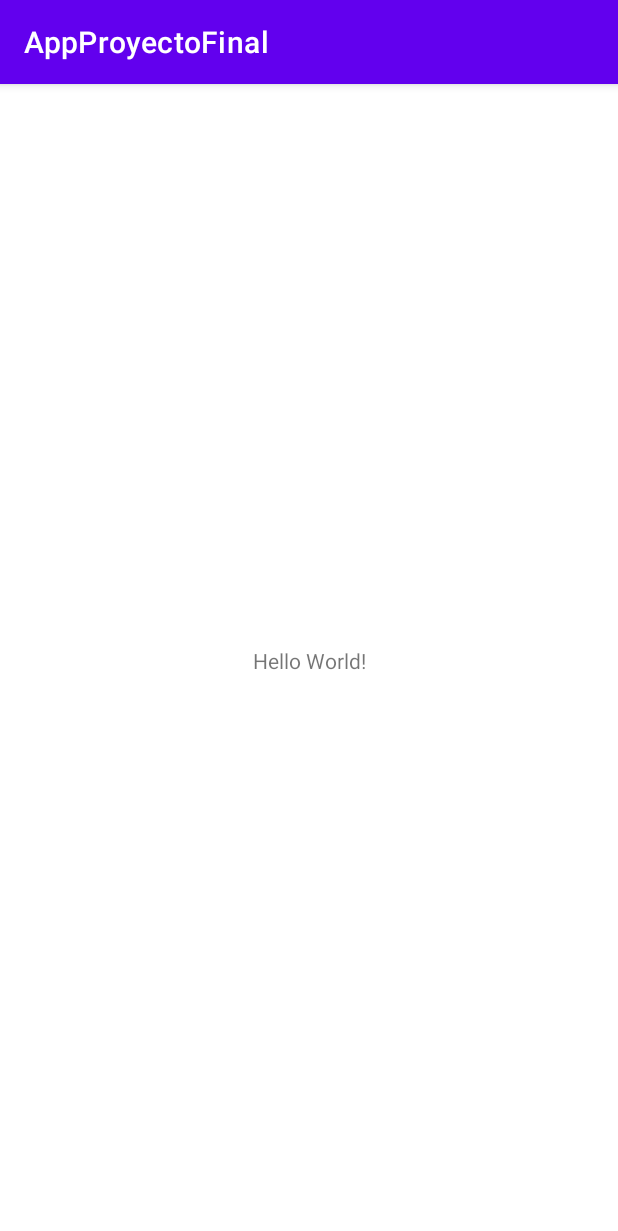
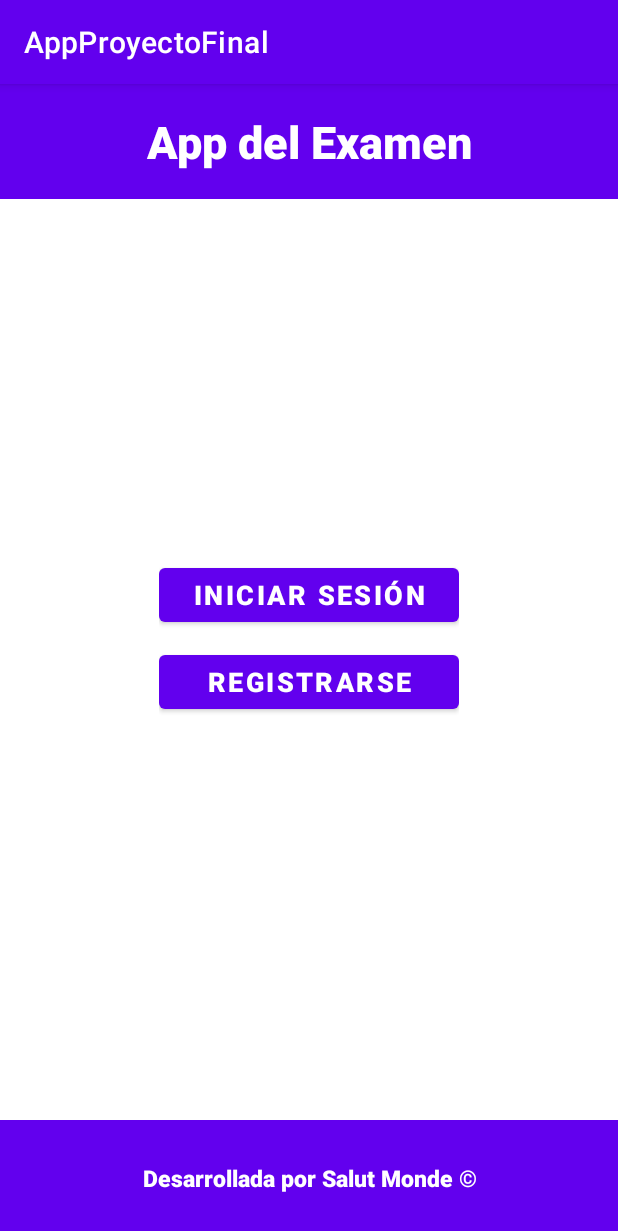
Before and after one commit to alexferlozano/AppProyectoFina, an Android app: the screen it shows after launch (MainActivity), on a phone screen of 412 x 824 dp. Shown: the top 1231 px of the screen. Run offline under Robolectric (Android 15) with nearby library versions, the light colour scheme and no system bars.

Commit message:
Agregadas interfaces para registro, login y datos de usuario

```diff
--- a/app/src/main/AndroidManifest.xml
+++ b/app/src/main/AndroidManifest.xml
@@ -16,6 +16,9 @@
                 <category android:name="android.intent.category.LAUNCHER" />
             </intent-filter>
         </activity>
+        <activity android:name=".RegistroActivity"/>
+        <activity android:name=".LoginActivity"/>
+        <activity android:name=".UserActivity"/>
     </application>
 
 </manifest>
--- /dev/null
+++ b/app/src/main/java/com/example/appproyectofinal/LoginActivity.java
@@ -0,0 +1,14 @@
+package com.example.appproyectofinal;
+
+import android.os.Bundle;
+
+import androidx.appcompat.app.AppCompatActivity;
+
+public class LoginActivity extends AppCompatActivity {
+
+    @Override
+    protected void onCreate(Bundle savedInstanceState) {
+        super.onCreate(savedInstanceState);
+        setContentView(R.layout.activity_login);
+    }
+}
--- /dev/null
+++ b/app/src/main/java/com/example/appproyectofinal/RegistroActivity.java
@@ -0,0 +1,14 @@
+package com.example.appproyectofinal;
+
+import android.os.Bundle;
+
+import androidx.appcompat.app.AppCompatActivity;
+
+public class RegistroActivity extends AppCompatActivity {
+
+    @Override
+    protected void onCreate(Bundle savedInstanceState) {
+        super.onCreate(savedInstanceState);
+        setContentView(R.layout.activity_registro);
+    }
+}
--- /dev/null
+++ b/app/src/main/java/com/example/appproyectofinal/UserActivity.java
@@ -0,0 +1,14 @@
+package com.example.appproyectofinal;
+
+import android.os.Bundle;
+
+import androidx.appcompat.app.AppCompatActivity;
+
+public class UserActivity extends AppCompatActivity {
+
+    @Override
+    protected void onCreate(Bundle savedInstanceState) {
+        super.onCreate(savedInstanceState);
+        setContentView(R.layout.activity_profile);
+    }
+}
--- /dev/null
+++ b/app/src/main/res/layout/activity_login.xml
@@ -0,0 +1,6 @@
+<?xml version="1.0" encoding="utf-8"?>
+<androidx.constraintlayout.widget.ConstraintLayout
+    xmlns:android="http://schemas.android.com/apk/res/android" android:layout_width="match_parent"
+    android:layout_height="match_parent">
+
+</androidx.constraintlayout.widget.ConstraintLayout>
--- a/app/src/main/res/layout/activity_main.xml
+++ b/app/src/main/res/layout/activity_main.xml
@@ -1,18 +1,90 @@
 <?xml version="1.0" encoding="utf-8"?>
-<androidx.constraintlayout.widget.ConstraintLayout xmlns:android="http://schemas.android.com/apk/res/android"
+<RelativeLayout xmlns:android="http://schemas.android.com/apk/res/android"
     xmlns:app="http://schemas.android.com/apk/res-auto"
     xmlns:tools="http://schemas.android.com/tools"
     android:layout_width="match_parent"
     android:layout_height="match_parent"
-    tools:context=".MainActivity">
+    tools:context=".MainActivity"
+    android:layout_weight="232"
+    >
 
-    <TextView
-        android:layout_width="wrap_content"
-        android:layout_height="wrap_content"
-        android:text="Hello World!"
-        app:layout_constraintBottom_toBottomOf="parent"
-        app:layout_constraintLeft_toLeftOf="parent"
-        app:layout_constraintRight_toRightOf="parent"
-        app:layout_constraintTop_toTopOf="parent" />
 
-</androidx.constraintlayout.widget.ConstraintLayout>
+    <LinearLayout
+        android:layout_width="match_parent"
+        android:layout_height="match_parent"
+        android:orientation="vertical">
+        <LinearLayout
+            android:layout_width="match_parent"
+            android:layout_height="0dp"
+            android:orientation="horizontal"
+            android:layout_weight="1"
+            android:background="@color/purple_500">
+            <TextView
+                android:layout_width="match_parent"
+                android:layout_height="wrap_content"
+                android:text="@string/titulo"
+                android:layout_gravity="center"
+                android:fontFamily="sans-serif-black"
+                android:textColor="@color/white"
+                android:textAlignment="center"
+                android:textSize="30sp"/>
+        </LinearLayout>
+        <LinearLayout
+            android:layout_width="match_parent"
+            android:layout_height="0dp"
+            android:orientation="horizontal"
+            android:layout_weight="8"
+            android:weightSum="3">
+            <RelativeLayout
+                android:layout_width="match_parent"
+                android:layout_height="match_parent">
+                <LinearLayout
+                    android:id="@+id/up"
+                    android:layout_width="wrap_content"
+                    android:layout_height="wrap_content"
+                    android:layout_centerHorizontal="true"
+                    android:layout_marginTop="240dp"
+                    android:layout_marginBottom="10dp">
+                    <Button
+                        android:id="@+id/btn_login"
+                        android:layout_width="200dp"
+                        android:layout_height="wrap_content"
+                        android:fontFamily="sans-serif-black"
+                        android:textSize="18sp"
+                        android:layout_gravity="center"
+                        android:text="@string/login"/>
+                </LinearLayout>
+                <LinearLayout
+                    android:layout_width="wrap_content"
+                    android:layout_height="wrap_content"
+                    android:layout_centerHorizontal="true"
+                    android:layout_below="@id/up">
+                    <Button
+                        android:id="@+id/btn_registro"
+                        android:layout_width="200dp"
+                        android:layout_height="wrap_content"
+                        android:fontFamily="sans-serif-black"
+                        android:textSize="18sp"
+                        android:layout_gravity="center"
+                        android:text="@string/registro"/>
+                </LinearLayout>
+            </RelativeLayout>
+        </LinearLayout>
+        <LinearLayout
+            android:layout_width="match_parent"
+            android:layout_height="0dp"
+            android:orientation="horizontal"
+            android:layout_weight="1"
+            android:background="@color/purple_500">
+            <TextView
+                android:layout_width="match_parent"
+                android:layout_height="wrap_content"
+                android:text="@string/creditos"
+                android:layout_gravity="center"
+                android:fontFamily="sans-serif-black"
+                android:textColor="@color/white"
+                android:textAlignment="center"
+                android:textSize="15sp"/>
+        </LinearLayout>
+    </LinearLayout>
+</RelativeLayout>
--- /dev/null
+++ b/app/src/main/res/layout/activity_profile.xml
@@ -0,0 +1,6 @@
+<?xml version="1.0" encoding="utf-8"?>
+<androidx.constraintlayout.widget.ConstraintLayout
+    xmlns:android="http://schemas.android.com/apk/res/android" android:layout_width="match_parent"
+    android:layout_height="match_parent">
+
+</androidx.constraintlayout.widget.ConstraintLayout>
--- /dev/null
+++ b/app/src/main/res/layout/activity_registro.xml
@@ -0,0 +1,6 @@
+<?xml version="1.0" encoding="utf-8"?>
+<androidx.constraintlayout.widget.ConstraintLayout
+    xmlns:android="http://schemas.android.com/apk/res/android" android:layout_width="match_parent"
+    android:layout_height="match_parent">
+
+</androidx.constraintlayout.widget.ConstraintLayout>
--- a/app/src/main/res/values/strings.xml
+++ b/app/src/main/res/values/strings.xml
@@ -1,3 +1,13 @@
 <resources>
     <string name="app_name">AppProyectoFinal</string>
+    <string name="titulo">App del Examen</string>
+    <string name="login">Iniciar Sesión</string>
+    <string name="registro">Registrarse</string>
+    <string name="regresar">Regresar</string>
+    <string name="creditos">Desarrollada por Salut Monde ©</string>
+    <string name="name">Nombre</string>
+    <string name="email">Correo electrónico</string>
+    <string name="password">Contraseña</string>
+    <string name="profile">Mi Perfil</string>
+    <string name="permisos">Otorgar permisos</string>
 </resources>
```
